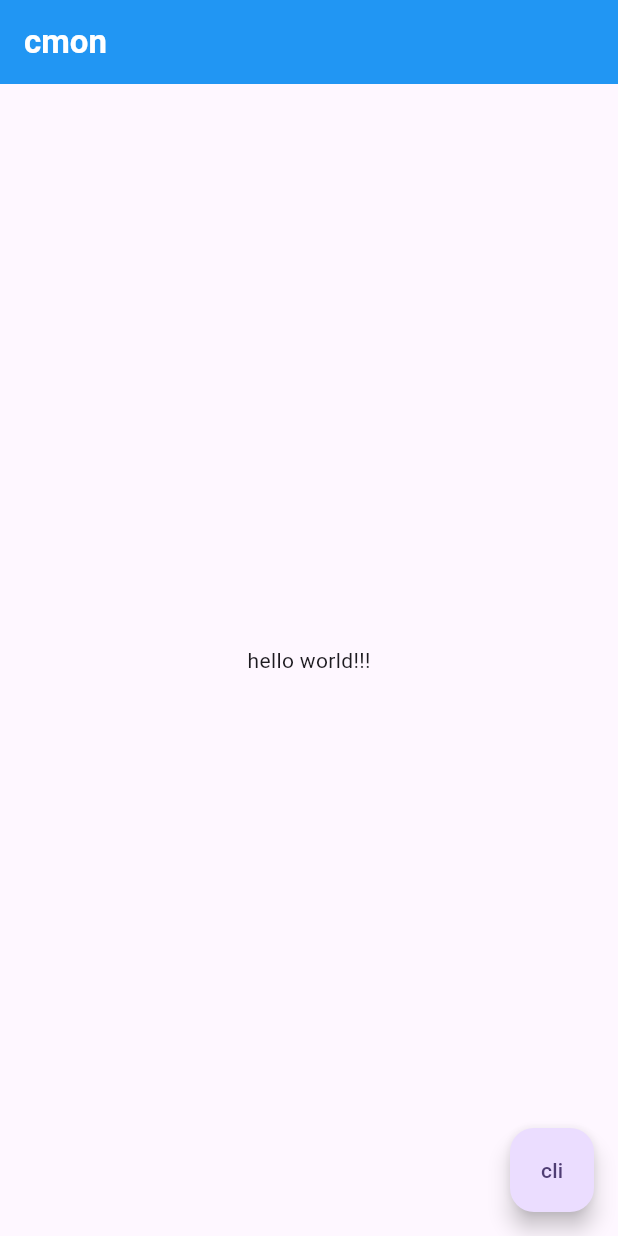
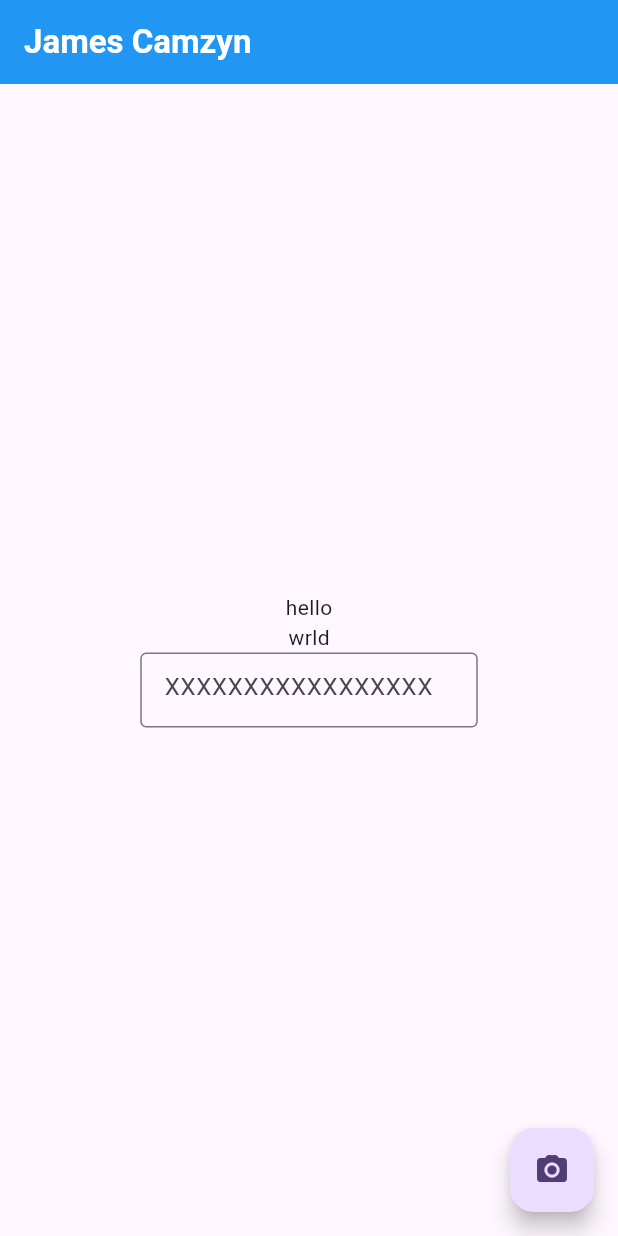
Before and after one commit to jake-wilcox/Zyn_Rewards_Scanner, a Flutter app: the screen it shows after launch, on a phone screen of 412 x 824 dp. Run offline on Flutter 3.47's test engine with Material 2 defaults, Android fonts, the phone set to English and light mode, and no system bars; project files that could hold a hidden picture were left out.

Commit message:
textField and camera dependencies

```diff
--- a/client/lib/main.dart
+++ b/client/lib/main.dart
@@ -19,19 +19,39 @@ class HomePage extends StatelessWidget {
       appBar: AppBar(
         backgroundColor: Colors.blue,
         title: const Text(
-          'cmon',
+          'James Camzyn',
           style: TextStyle(
             color: Colors.white,
             fontWeight: FontWeight.bold,
           ),
         ),
       ),
-      body: const Center(
-        child: Text('hello world!!!'),
+      body: const Row(
+        mainAxisAlignment: MainAxisAlignment.center,
+        children: [
+          Column(
+            mainAxisAlignment: MainAxisAlignment.center,
+            children: [
+              Text('hello'),
+              Text('wrld'),
+              SizedBox(
+                width: 225,
+                height: 50,
+                child: TextField(
+                  textAlignVertical: TextAlignVertical.center,
+                  decoration: InputDecoration(
+                    border: OutlineInputBorder(),
+                    hintText: 'XXXXXXXXXXXXXXXXX',
+                  ),
+                ),
+              )
+            ],
+          ),
+        ],
       ),
       floatingActionButton: FloatingActionButton(
         onPressed: () {},
-        child: const Text('cli'),
+        child: const Icon(Icons.camera_alt),
       ),
     );
   }
```
Also changed, not shown: client/pubspec.yaml (+6 -3 lines), client/pubspec.lock, 5 other files.
